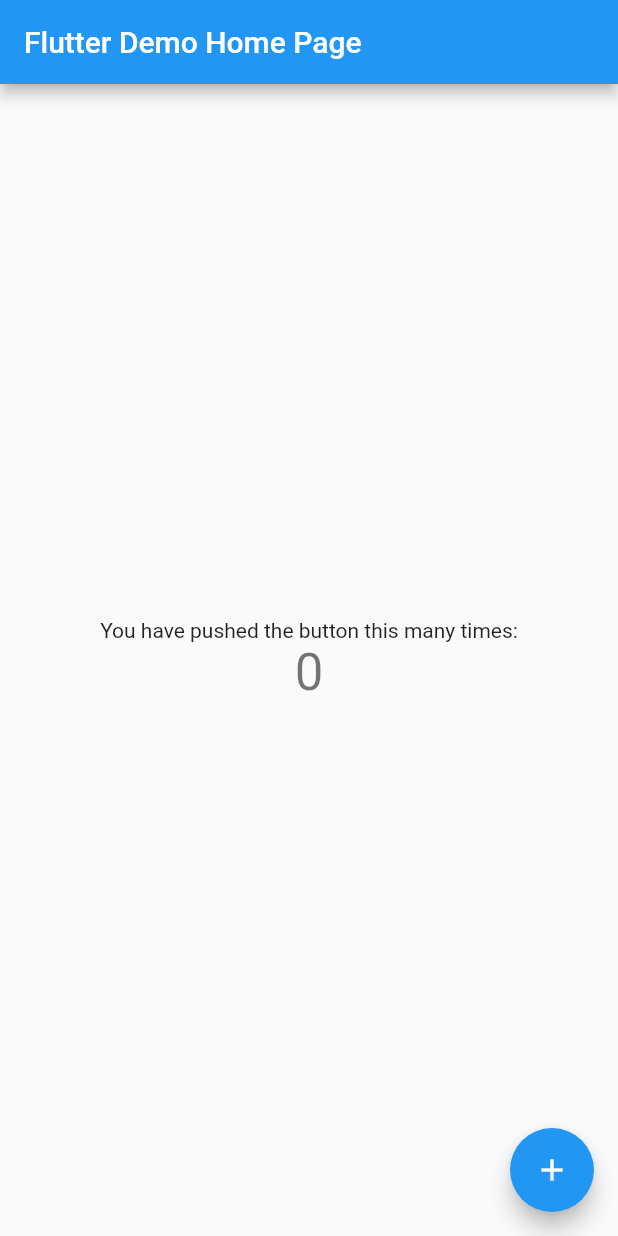
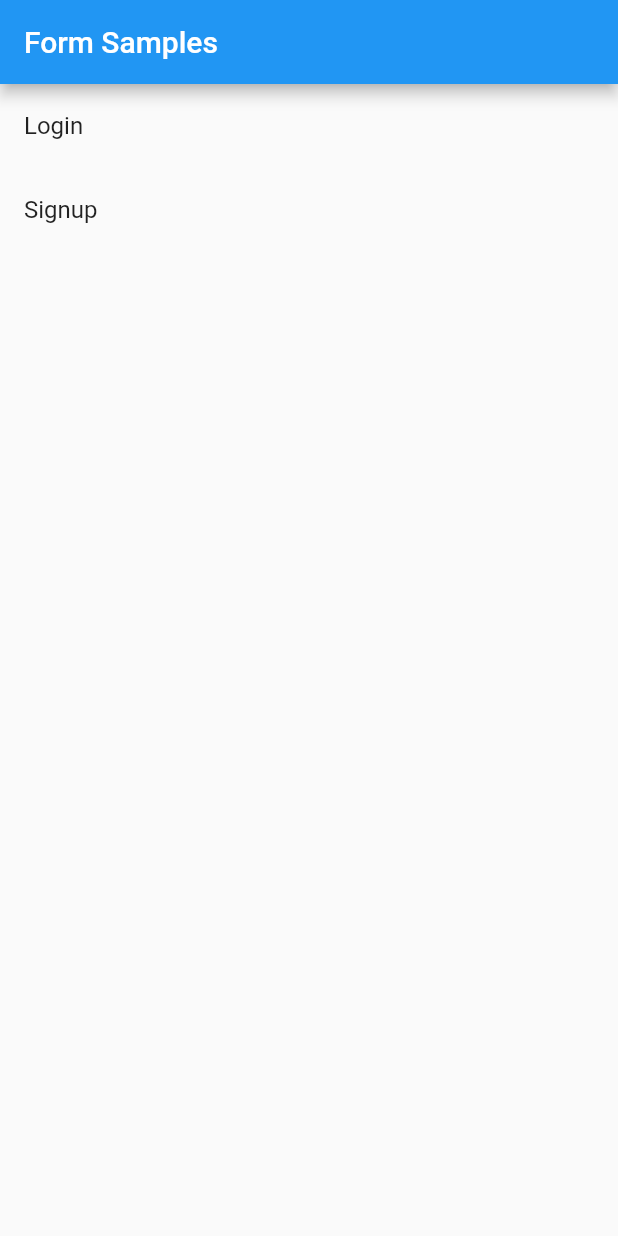
Before and after one commit to AnhDung23/Job-Application, a Flutter app: the screen it shows after launch, on a phone screen of 412 x 824 dp. Run offline on Flutter 3.47's test engine with Material 2 defaults, Android fonts, the phone set to English and light mode, and no system bars.

Commit message:
New files login signup

```diff
--- a/prm391_project_job_app/lib/main.dart
+++ b/prm391_project_job_app/lib/main.dart
@@ -1,7 +1,61 @@
 import 'package:flutter/material.dart';
+
+import 'login.dart';
+import 'signup.dart';
 
 void main() {
   runApp(MyApp());
+}
+
+final demos = [
+  Demo(
+    name: 'Login',
+    route: '/login',
+    builder: (context) => Login(),
+  ),
+  Demo(
+    name: 'Signup',
+    route: '/signup',
+    builder: (context) => Signup(),
+  ),
+];
+
+class Demo {
+  final String name;
+  final String route;
+  final WidgetBuilder builder;
+
+  const Demo({this.name, this.route, this.builder});
+}
+
+class DemoTile extends StatelessWidget {
+  final Demo demo;
+
+  DemoTile(this.demo);
+
+  @override
+  Widget build(BuildContext context) {
+    return ListTile(
+      title: Text(demo.name),
+      onTap: () {
+        Navigator.pushNamed(context, demo.route);
+      },
+    );
+  }
+}
+
+class HomePage extends StatelessWidget {
+  @override
+  Widget build(BuildContext context) {
+    return Scaffold(
+      appBar: AppBar(
+        title: Text('Form Samples'),
+      ),
+      body: ListView(
+        children: [...demos.map((d) => DemoTile(d))],
+      ),
+    );
+  }
 }
 
 class MyApp extends StatelessWidget {
@@ -26,7 +80,9 @@ class MyApp extends StatelessWidget {
         // closer together (more dense) than on mobile platforms.
         visualDensity: VisualDensity.adaptivePlatformDensity,
       ),
-      home: MyHomePage(title: 'Flutter Demo Home Page'),
+      // home: MyHomePage(title: 'Flutter Demo Home Page'),
+      routes: Map.fromEntries(demos.map((d) => MapEntry(d.route, d.builder))),
+      home: HomePage(),
     );
   }
 }
```
Also changed, not shown: prm391_project_job_app/lib/login.dart (added, +133 -0 lines), prm391_project_job_app/lib/signup.dart (added, +165 -0 lines).
